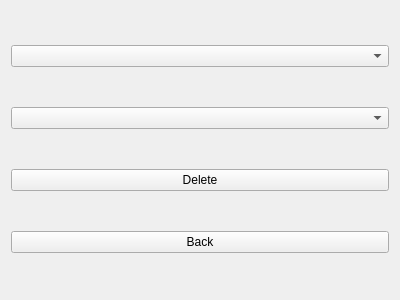
Qt form Views/deleteteamview.ui (MehmetHY/MilitaryOutpostManagement-Qt5) before a commit.
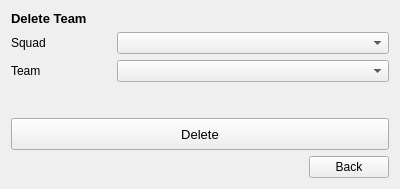
The same form after that commit.

Commit message: rearranged delete team ui

```diff
--- a/Views/deleteteamview.ui
+++ b/Views/deleteteamview.ui
@@ -7,7 +7,7 @@
     <x>0</x>
     <y>0</y>
     <width>400</width>
-    <height>300</height>
+    <height>189</height>
    </rect>
   </property>
   <property name="windowTitle">
@@ -15,24 +15,142 @@
   </property>
   <layout class="QGridLayout" name="gridLayout">
    <item row="0" column="0">
-    <widget class="QComboBox" name="squadComboBox"/>
+    <widget class="QLabel" name="label_7">
+     <property name="sizePolicy">
+      <sizepolicy hsizetype="Preferred" vsizetype="Fixed">
+       <horstretch>0</horstretch>
+       <verstretch>0</verstretch>
+      </sizepolicy>
+     </property>
+     <property name="font">
+      <font>
+       <pointsize>10</pointsize>
+       <weight>75</weight>
+       <bold>true</bold>
+      </font>
+     </property>
+     <property name="text">
+      <string>Delete Team</string>
+     </property>
+     <property name="alignment">
+      <set>Qt::AlignLeading|Qt::AlignLeft|Qt::AlignVCenter</set>
+     </property>
+    </widget>
    </item>
    <item row="1" column="0">
-    <widget class="QComboBox" name="teamComboBox"/>
+    <layout class="QHBoxLayout" name="horizontalLayout_2">
+     <item>
+      <widget class="QLabel" name="label">
+       <property name="minimumSize">
+        <size>
+         <width>100</width>
+         <height>0</height>
+        </size>
+       </property>
+       <property name="text">
+        <string>Squad</string>
+       </property>
+      </widget>
+     </item>
+     <item>
+      <widget class="QComboBox" name="squadComboBox">
+       <property name="sizePolicy">
+        <sizepolicy hsizetype="Expanding" vsizetype="Fixed">
+         <horstretch>0</horstretch>
+         <verstretch>0</verstretch>
+        </sizepolicy>
+       </property>
+      </widget>
+     </item>
+    </layout>
    </item>
    <item row="2" column="0">
+    <layout class="QHBoxLayout" name="horizontalLayout_3">
+     <item>
+      <widget class="QLabel" name="label_2">
+       <property name="minimumSize">
+        <size>
+         <width>100</width>
+         <height>0</height>
+        </size>
+       </property>
+       <property name="text">
+        <string>Team</string>
+       </property>
+      </widget>
+     </item>
+     <item>
+      <widget class="QComboBox" name="teamComboBox">
+       <property name="sizePolicy">
+        <sizepolicy hsizetype="Expanding" vsizetype="Fixed">
+         <horstretch>0</horstretch>
+         <verstretch>0</verstretch>
+        </sizepolicy>
+       </property>
+      </widget>
+     </item>
+    </layout>
+   </item>
+   <item row="3" column="0">
+    <spacer name="verticalSpacer">
+     <property name="orientation">
+      <enum>Qt::Vertical</enum>
+     </property>
+     <property name="sizeHint" stdset="0">
+      <size>
+       <width>20</width>
+       <height>1</height>
+      </size>
+     </property>
+    </spacer>
+   </item>
+   <item row="4" column="0">
     <widget class="QPushButton" name="deleteButton">
+     <property name="minimumSize">
+      <size>
+       <width>0</width>
+       <height>32</height>
+      </size>
+     </property>
+     <property name="font">
+      <font>
+       <pointsize>10</pointsize>
+      </font>
+     </property>
+     <property name="cursor">
+      <cursorShape>PointingHandCursor</cursorShape>
+     </property>
      <property name="text">
       <string>Delete</string>
      </property>
     </widget>
    </item>
-   <item row="3" column="0">
-    <widget class="QPushButton" name="backButton">
-     <property name="text">
-      <string>Back</string>
-     </property>
-    </widget>
+   <item row="5" column="0">
+    <layout class="QHBoxLayout" name="horizontalLayout">
+     <item>
+      <spacer name="horizontalSpacer">
+       <property name="orientation">
+        <enum>Qt::Horizontal</enum>
+       </property>
+       <property name="sizeHint" stdset="0">
+        <size>
+         <width>40</width>
+         <height>20</height>
+        </size>
+       </property>
+      </spacer>
+     </item>
+     <item>
+      <widget class="QPushButton" name="backButton">
+       <property name="cursor">
+        <cursorShape>PointingHandCursor</cursorShape>
+       </property>
+       <property name="text">
+        <string>Back</string>
+       </property>
+      </widget>
+     </item>
+    </layout>
    </item>
   </layout>
  </widget>
```
